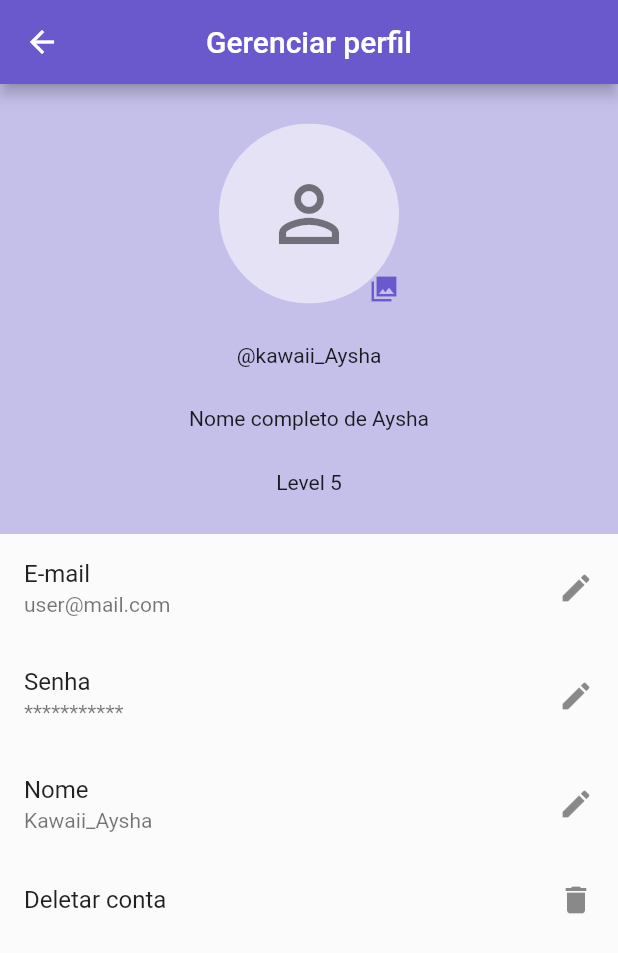
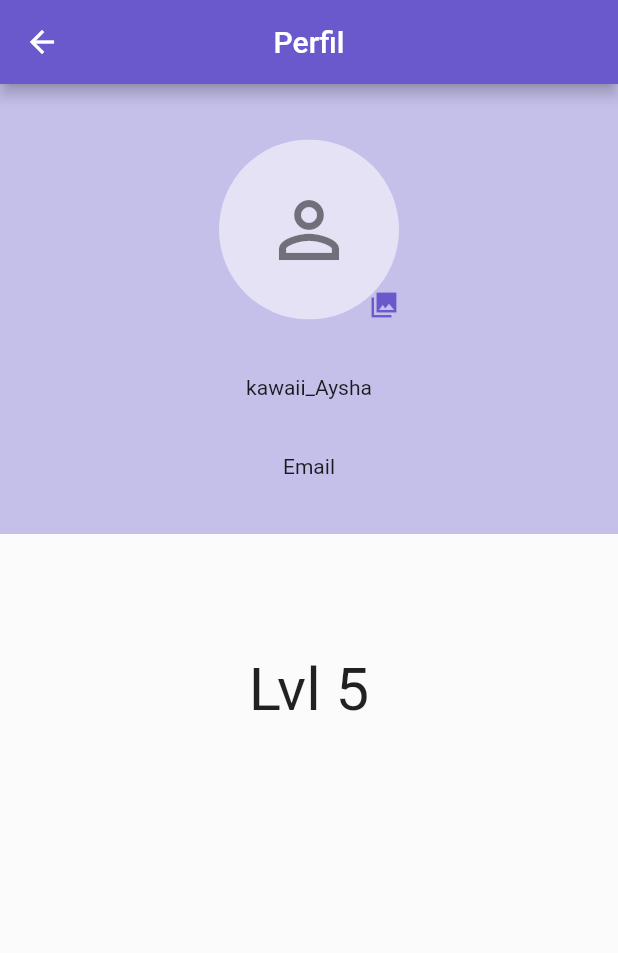
Before and after one commit to proz-tecnologia/PIT03GP06, a Flutter app: the PerfilPage screen opened by its route, on a phone screen of 412 x 824 dp. Shown: the top 953 px of the screen. Run offline on Flutter 3.47's test engine with Material 2 defaults, Android fonts, the phone set to English and light mode, and no system bars; our stand-ins replace brasil_fields, currency_text_input_formatter, fl_chart, google_fonts, image_picker, percent_indicator.

Commit message:
Separação de paginas de perfil e editar perfil, rota para pagina editar perfil, adição da data no card

```diff
--- a/lib/src/features/login/loginpage.dart
+++ b/lib/src/features/login/loginpage.dart
@@ -147,6 +147,7 @@ class _LoginUserState extends State<LoginUser> {
                                       child: const Text("Login"),
                                       onPressed: () {
                                         var user = TotalandCategory(
+                                          date: '',
                                           type: 'Login',
                                           nome: controllerEntradas.nome,
                                           email: controllerEntradas.email,
@@ -168,7 +169,7 @@ class _LoginUserState extends State<LoginUser> {
                                         historyController.senhaUser(
                                             controllerEntradas.senha);
 
-                                        Navigator.push(
+                                        Navigator.pushReplacement(
                                           context,
                                           MaterialPageRoute(
                                             builder: (context) => const HomePage(),
--- a/lib/src/features/perfil/pages/perfilpage.dart
+++ b/lib/src/features/perfil/pages/perfilpage.dart
@@ -1,4 +1,5 @@
 import 'dart:io';
+import 'dart:ui';
 import 'package:ctrl_real/src/controllers/themes/darmodcontroller.dart';
 import 'package:flutter/material.dart';
 import 'package:image_picker/image_picker.dart';
@@ -21,7 +22,7 @@ class _PerfilPageState extends State<PerfilPage> {
       child: Scaffold(
         appBar: AppBar(
           centerTitle: true,
-          title: const Text("Gerenciar perfil"),
+          title: const Text("Perfil"),
         ),
         body: Column(children: [
           Container(
@@ -115,35 +116,18 @@ class _PerfilPageState extends State<PerfilPage> {
                     );
                   },
                 ),
-                const Text("@kawaii_Aysha"),
-                const Text("Nome completo de Aysha"),
-                const Text("Level 5"),
+                const Text("kawaii_Aysha"),
+                const Text("Email"),
               ],
             ),
           ),
-          ListTile(
-            title: const Text("E-mail"),
-            subtitle: const Text("user@mail.com"),
-            trailing: const Icon(Icons.edit),
-            onTap: () {},
-          ),
-          ListTile(
-            title: const Text("Senha"),
-            subtitle: const Text("***********"),
-            trailing: const Icon(Icons.edit),
-            onTap: () {},
-          ),
-          ListTile(
-            title: const Text("Nome"),
-            subtitle: const Text("Kawaii_Aysha"),
-            trailing: const Icon(Icons.edit),
-            onTap: () {},
-          ),
-          ListTile(
-            title: const Text("Deletar conta"),
-            trailing: const Icon(Icons.delete),
-            onTap: () {},
-          )
+          const Padding(
+              padding: EdgeInsets.only(top: 80),
+              child: Center(
+                  child: Text(
+                'Lvl 5',
+                style: TextStyle(fontSize: 40),
+              )))
         ]),
       ),
     );
--- a/lib/src/features/registers/pages/despesas.dart
+++ b/lib/src/features/registers/pages/despesas.dart
@@ -248,6 +248,7 @@ class _AddCategoriesState extends State<DespesasPage> {
                                         )),
                                   );
                                   var trans = TotalandCategory(
+                                    date: _txtDateTimeController.text,
                                     type: 'Despesa',
                                     valor: controller.valor,
                                     descri: controller.descricao,
--- a/lib/src/features/registers/pages/receitas.dart
+++ b/lib/src/features/registers/pages/receitas.dart
@@ -178,6 +178,7 @@ class _ReceitasPageState extends State<ReceitasPage> {
                                         )),
                                   );
                                   var trans = TotalandCategory(
+                                    date: _txtDateTimeController.text,
                                       type: 'Receita',
                                       valor: controllerEntradas.valor,
                                       descri: controllerEntradas.descricao,
--- a/lib/src/features/user/registration/new_register.dart
+++ b/lib/src/features/user/registration/new_register.dart
@@ -1,6 +1,7 @@
 import 'package:ctrl_real/src/controllers/providercontrolers/registers_transections_controller.dart';
 import 'package:ctrl_real/src/controllers/providercontrolers/transections_despe_controller.dart';
 import 'package:ctrl_real/src/features/login/loginpage.dart';
+import 'package:ctrl_real/src/features/registers/pages/despesas.dart';
 import 'package:ctrl_real/src/features/registers/pages/receitas.dart';
 import 'package:ctrl_real/src/model/registers_model.dart';
 import 'package:ctrl_real/src/util/darkfunction.dart';
@@ -274,6 +275,7 @@ class _NewRegisterState extends State<NewRegister> {
                                               )),
                                         );
                                         var user = TotalandCategory(
+                                          date: '',
                                           type: 'Cadastro',
                                           nome: controllerEntradas.nome,
                                           email: controllerEntradas.email,
--- a/lib/src/model/registers_model.dart
+++ b/lib/src/model/registers_model.dart
@@ -3,6 +3,7 @@ import 'package:uuid/uuid.dart';
 
 class TotalandCategory {
   final String id = const Uuid().v4();
+  final String date;
   final String type;
   final Icon icon;
   final double valor;
@@ -15,6 +16,7 @@ class TotalandCategory {
   final String? senha;
 
   TotalandCategory({
+    required this.date,
     required this.type,
     required this.icon,
     required this.formPag,
```
Also changed, not shown: lib/main.dart (+6 -1 lines), lib/src/features/historic/widgets/totaltransection.dart (+11 -1 lines), lib/src/features/perfil/pages/editperfilpage.dart (added, +41 -0 lines), lib/src/features/settings/pages/settingspage.dart (+89 -97 lines).
